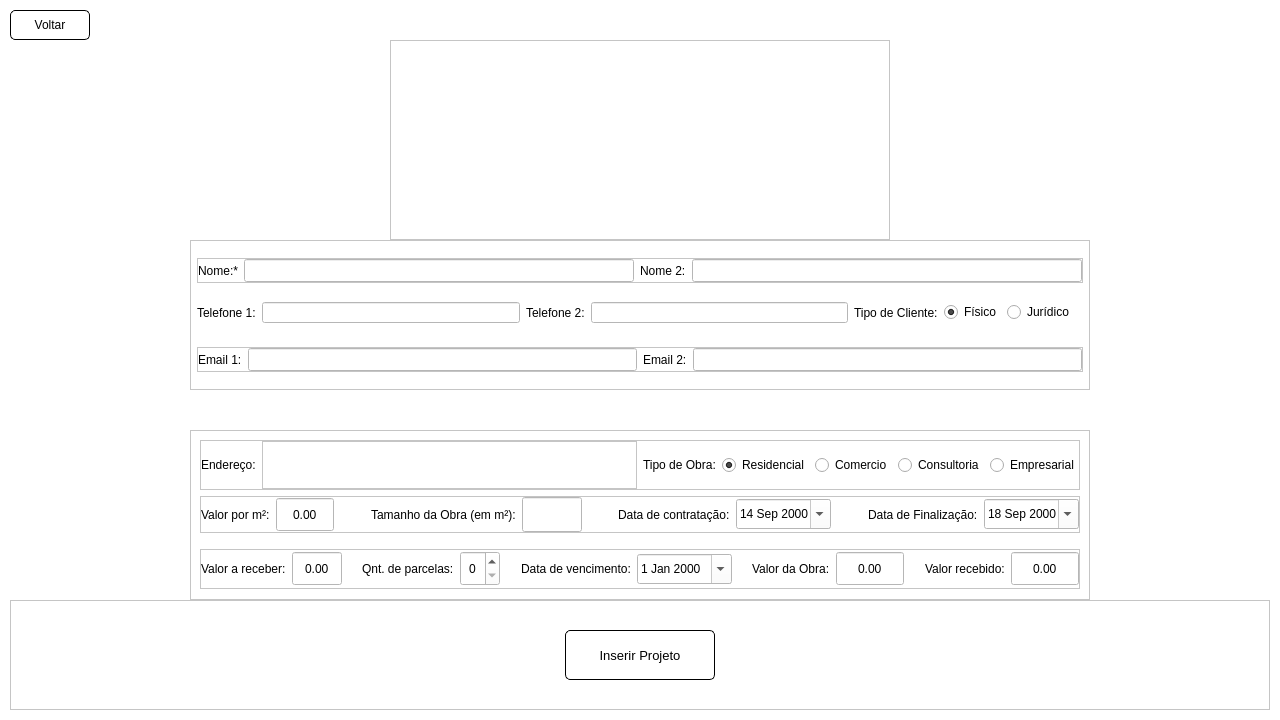
devfabri/Arquitetura-Pereira, file screens/new_project.ui: the form before one commit.
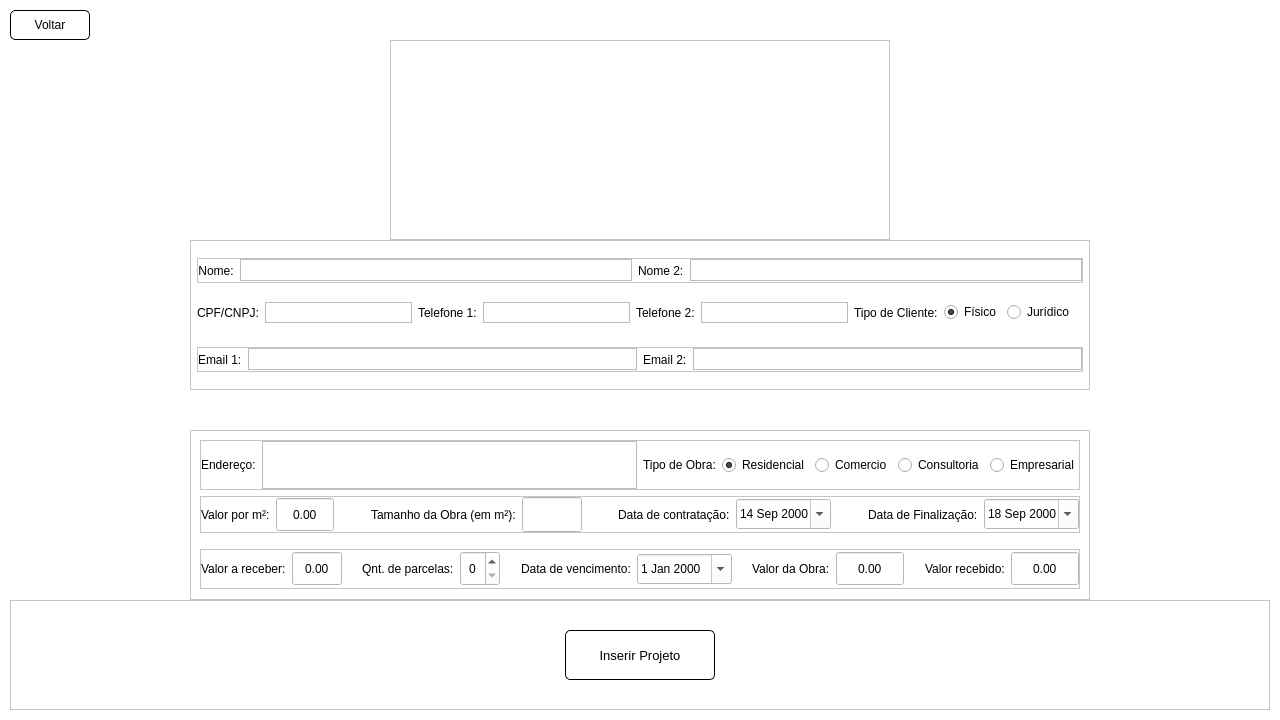
The form after the commit. Icons and pictures are not drawn.

The edit to the form file:
```diff
--- a/screens/new_project.ui
+++ b/screens/new_project.ui
@@ -216,7 +216,7 @@
           <item>
            <widget class="QLabel" name="label">
             <property name="text">
-             <string>Nome:*</string>
+             <string>Nome:</string>
             </property>
             <property name="alignment">
              <set>Qt::AlignCenter</set>
@@ -230,6 +230,23 @@
               <pointsize>11</pointsize>
              </font>
             </property>
+            <property name="styleSheet">
+             <string notr="true">QLineEdit {
+border-width: 1px;
+border-style: solid;
+border-color: rgb(188, 188, 188);
+}
+
+QLineEdit:hover{
+	border-color: rgb(149, 149, 149);
+}</string>
+            </property>
+            <property name="frame">
+             <bool>true</bool>
+            </property>
+            <property name="echoMode">
+             <enum>QLineEdit::Normal</enum>
+            </property>
            </widget>
           </item>
           <item>
@@ -246,6 +263,17 @@
               <pointsize>11</pointsize>
              </font>
             </property>
+            <property name="styleSheet">
+             <string notr="true">QLineEdit {
+border-width: 1px;
+border-style: solid;
+border-color: rgb(188, 188, 188);
+}
+
+QLineEdit:hover{
+	border-color: rgb(149, 149, 149);
+}</string>
+            </property>
            </widget>
           </item>
          </layout>
@@ -275,6 +303,33 @@
           <property name="topMargin">
            <number>0</number>
           </property>
+          <item>
+           <widget class="QLabel" name="label_20">
+            <property name="text">
+             <string>CPF/CNPJ:</string>
+            </property>
+           </widget>
+          </item>
+          <item>
+           <widget class="QLineEdit" name="cpf">
+            <property name="font">
+             <font>
+              <pointsize>11</pointsize>
+             </font>
+            </property>
+            <property name="styleSheet">
+             <string notr="true">QLineEdit {
+border-width: 1px;
+border-style: solid;
+border-color: rgb(188, 188, 188);
+}
+
+QLineEdit:hover{
+	border-color: rgb(149, 149, 149);
+}</string>
+            </property>
+           </widget>
+          </item>
           <item>
            <widget class="QLabel" name="label_3">
             <property name="text">
@@ -289,8 +344,19 @@
               <pointsize>11</pointsize>
              </font>
             </property>
-            <property name="inputMask">
-             <string/>
+            <property name="styleSheet">
+             <string notr="true">QLineEdit {
+border-width: 1px;
+border-style: solid;
+border-color: rgb(188, 188, 188);
+}
+
+QLineEdit:hover{
+	border-color: rgb(149, 149, 149);
+}</string>
+            </property>
+            <property name="inputMethodHints">
+             <set>Qt::ImhNone</set>
             </property>
             <property name="text">
              <string/>
@@ -320,6 +386,17 @@
               <pointsize>11</pointsize>
              </font>
             </property>
+            <property name="styleSheet">
+             <string notr="true">QLineEdit {
+border-width: 1px;
+border-style: solid;
+border-color: rgb(188, 188, 188);
+}
+
+QLineEdit:hover{
+	border-color: rgb(149, 149, 149);
+}</string>
+            </property>
            </widget>
           </item>
           <item>
@@ -396,6 +473,20 @@
               <pointsize>11</pointsize>
              </font>
             </property>
+            <property name="styleSheet">
+             <string notr="true">QLineEdit {
+border-width: 1px;
+border-style: solid;
+border-color: rgb(188, 188, 188);
+}
+
+QLineEdit:hover{
+	border-color: rgb(149, 149, 149);
+}</string>
+            </property>
+            <property name="inputMethodHints">
+             <set>Qt::ImhEmailCharactersOnly</set>
+            </property>
            </widget>
           </item>
           <item>
@@ -412,6 +503,17 @@
               <pointsize>11</pointsize>
              </font>
             </property>
+            <property name="styleSheet">
+             <string notr="true">QLineEdit {
+border-width: 1px;
+border-style: solid;
+border-color: rgb(188, 188, 188);
+}
+
+QLineEdit:hover{
+	border-color: rgb(149, 149, 149);
+}</string>
+            </property>
            </widget>
           </item>
          </layout>
@@ -514,6 +616,17 @@
               <height>40</height>
              </size>
             </property>
+            <property name="styleSheet">
+             <string notr="true">QTextEdit {
+border-width: 1px;
+border-style: solid;
+border-color: rgb(188, 188, 188);
+}
+
+QTextEdit:hover{
+	border-color: rgb(149, 149, 149);
+}</string>
+            </property>
            </widget>
           </item>
           <item>
@@ -681,11 +794,15 @@
              <bool>false</bool>
             </property>
             <property name="styleSheet">
-             <string notr="true">background-color: rgb(255, 255, 255);</string>
+             <string notr="true">color: rgb(0, 0, 0);
+</string>
             </property>
             <property name="wrapping">
              <bool>false</bool>
             </property>
+            <property name="frame">
+             <bool>true</bool>
+            </property>
             <property name="alignment">
              <set>Qt::AlignCenter</set>
             </property>
@@ -733,7 +850,7 @@
              </size>
             </property>
             <property name="styleSheet">
-             <string notr="true">background-color: rgb(255, 255, 255);r</string>
+             <string notr="true">color: rgb(0,0,0);r</string>
             </property>
             <property name="minimumDateTime">
              <datetime>
@@ -873,6 +990,9 @@
               <height>30</height>
              </size>
             </property>
+            <property name="styleSheet">
+             <string notr="true">color:black;</string>
+            </property>
             <property name="wrapping">
              <bool>false</bool>
             </property>
```
